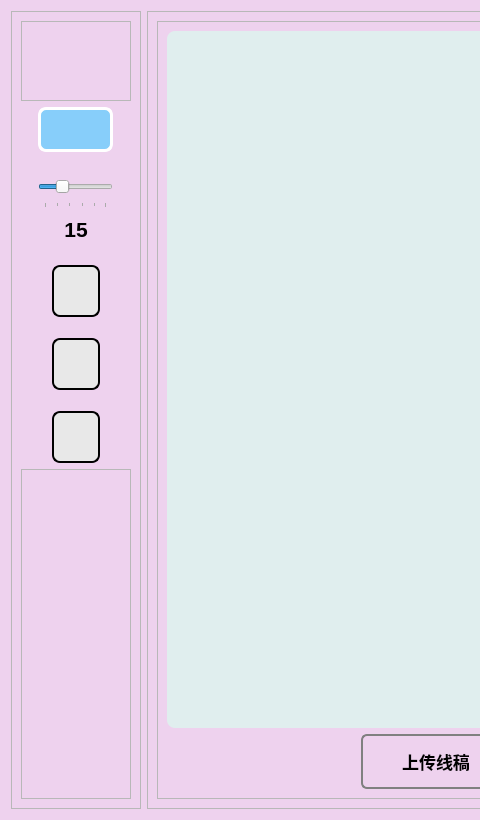
Old version of the form ui/gui.ui in the repository niiickZ/AIpainter; both pictures show x 0 to 480 and y 0 to 820 of the 1300 by 820 pixel window.
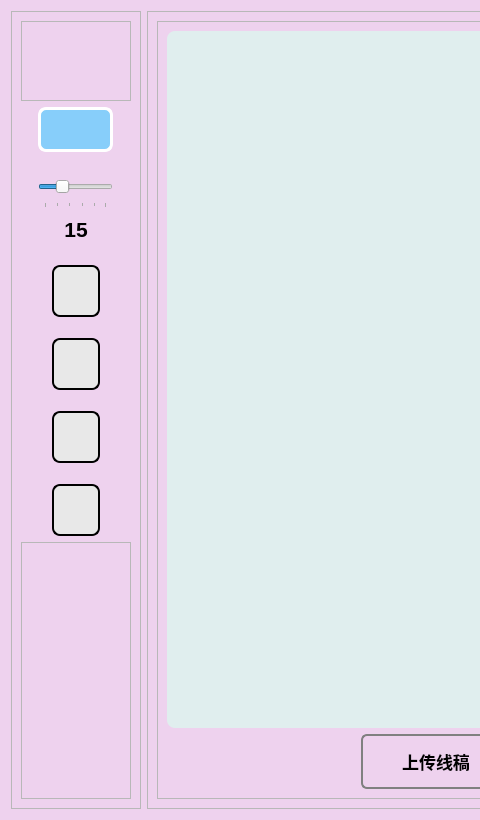
New version of the form. Icons and pictures are not drawn.

Commit message: ver 1.0.2 undo added

Patch:
```diff
--- a/ui/gui.ui
+++ b/ui/gui.ui
@@ -609,7 +609,7 @@
         </item>
        </layout>
       </item>
-      <item row="7" column="0">
+      <item row="7" column="0" colspan="2">
        <spacer name="verticalSpacer_2">
         <property name="orientation">
          <enum>Qt::Vertical</enum>
@@ -782,17 +782,109 @@
        </layout>
       </item>
       <item row="11" column="0" colspan="2">
+       <spacer name="verticalSpacer_5">
+        <property name="orientation">
+         <enum>Qt::Vertical</enum>
+        </property>
+        <property name="sizeType">
+         <enum>QSizePolicy::Fixed</enum>
+        </property>
+        <property name="sizeHint" stdset="0">
+         <size>
+          <width>20</width>
+          <height>15</height>
+         </size>
+        </property>
+       </spacer>
+      </item>
+      <item row="12" column="0" colspan="2">
+       <layout class="QHBoxLayout" name="horizontalLayout_9">
+        <item>
+         <spacer name="horizontalSpacer_17">
+          <property name="orientation">
+           <enum>Qt::Horizontal</enum>
+          </property>
+          <property name="sizeHint" stdset="0">
+           <size>
+            <width>40</width>
+            <height>20</height>
+           </size>
+          </property>
+         </spacer>
+        </item>
+        <item>
+         <widget class="QPushButton" name="undoButton">
+          <property name="minimumSize">
+           <size>
+            <width>48</width>
+            <height>48</height>
+           </size>
+          </property>
+          <property name="maximumSize">
+           <size>
+            <width>52</width>
+            <height>52</height>
+           </size>
+          </property>
+          <property name="toolTip">
+           <string>&lt;html&gt;&lt;head/&gt;&lt;body&gt;&lt;p&gt;&lt;span style=&quot; font-size:10pt; font-weight:600;&quot;&gt;撤销&lt;/span&gt;&lt;/p&gt;&lt;/body&gt;&lt;/html&gt;</string>
+          </property>
+          <property name="toolTipDuration">
+           <number>3000</number>
+          </property>
+          <property name="styleSheet">
+           <string notr="true">#undoButton
+{
+	border: 2px solid black;
+	border-radius: 8px;
+	background-image: url(img/icon/undo.png);
+	background-color: #E8E8E8;
+}
+
+#undoButton:hover
+{
+	background-color: #CDC9C9;
+}
+
+#undoButton:pressed
+{ 
+	border-style: inset; 
+	border-width: 3px;
+	/*background-color: #8B8989;*/
+}</string>
+          </property>
+          <property name="text">
+           <string/>
+          </property>
+         </widget>
+        </item>
+        <item>
+         <spacer name="horizontalSpacer_18">
+          <property name="orientation">
+           <enum>Qt::Horizontal</enum>
+          </property>
+          <property name="sizeHint" stdset="0">
+           <size>
+            <width>40</width>
+            <height>20</height>
+           </size>
+          </property>
+         </spacer>
+        </item>
+       </layout>
+      </item>
+      <item row="13" column="0" colspan="2">
        <widget class="QFrame" name="placeHolderBottom">
         <property name="minimumSize">
          <size>
           <width>48</width>
-          <height>35</height>
+          <height>50</height>
          </size>
         </property>
         <property name="maximumSize">
          <size>
           <width>16777215</width>
-          <height>390</height>
+          <height>330</height>
          </size>
         </property>
         <property name="frameShape">
```
Left out of the diff: 18 changed lines with no effect on the pictures. The commit also changes 5 other files.
